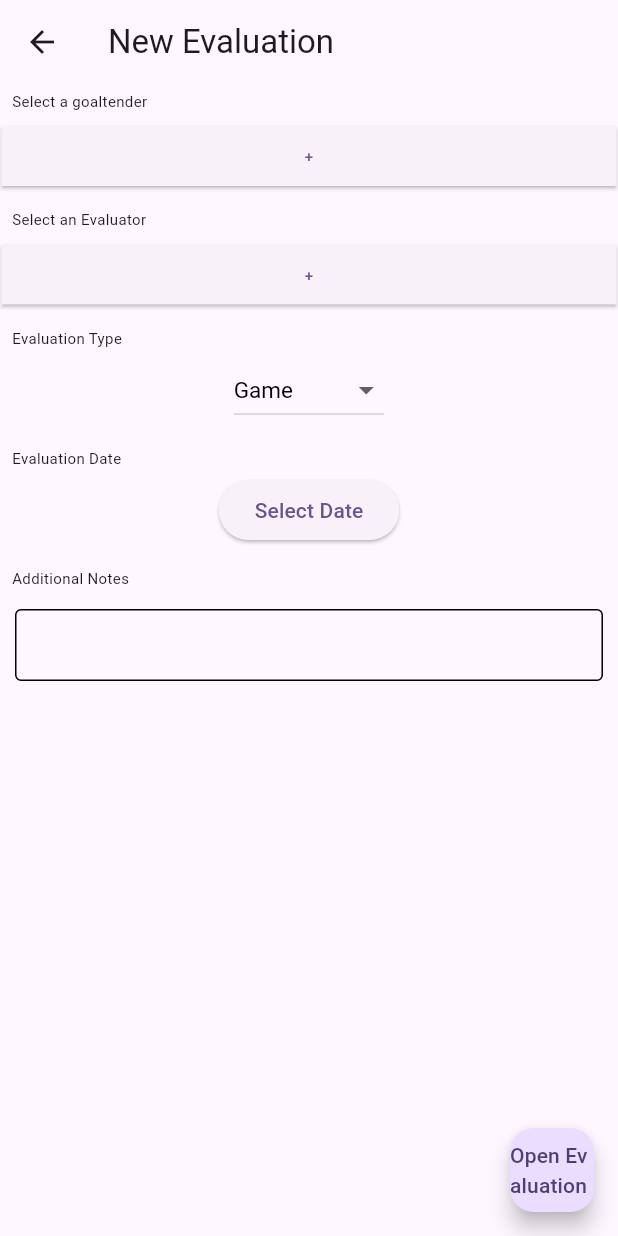
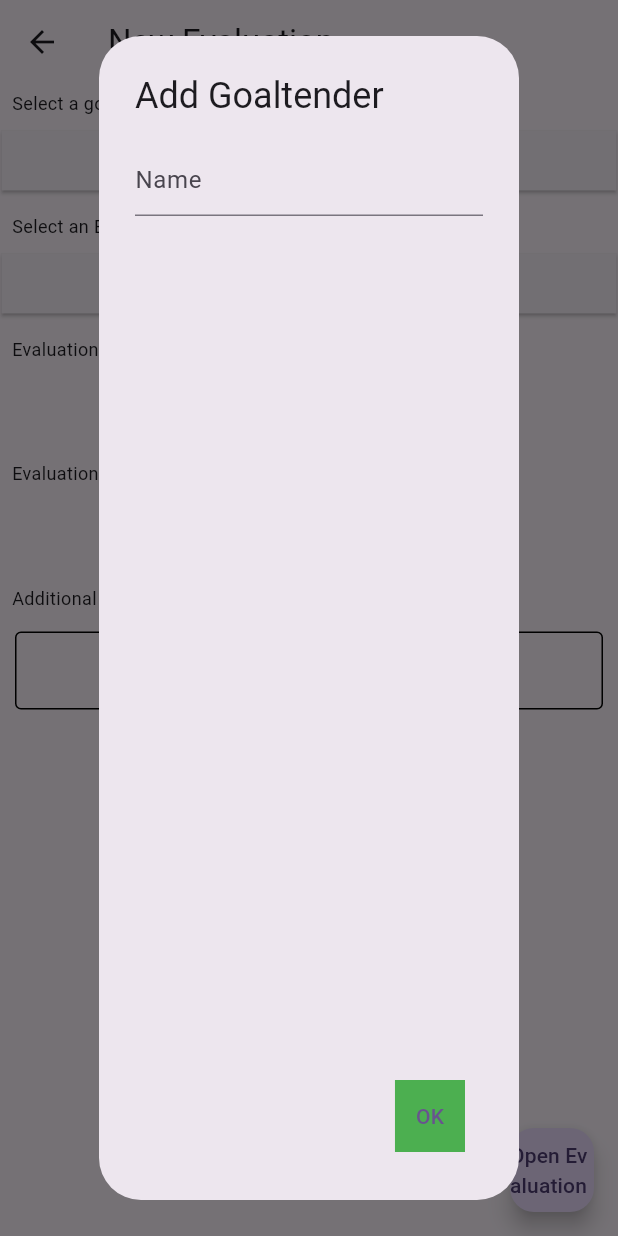
Before and after one commit to hamjac5334/HockeyContract, a Flutter app: the NewEval screen opened directly, after a tap on an icon or button, on a phone screen of 412 x 824 dp. Run offline on Flutter 3.47's test engine with Material 3 defaults, Android fonts, the light colour scheme and no system bars; our stand-ins replace firebase_core; accounts and stored records are empty.

Commit message:
Basic implementation of new evaluation of goaltender added

```diff
--- a/hockey_evaluation_app/lib/pages/new_eval.dart
+++ b/hockey_evaluation_app/lib/pages/new_eval.dart
@@ -50,8 +50,12 @@ String selectedvalue = "Game";
               ),
             ),
             onPressed: () {
-                AlertDialog(title: const Text('Add Goaltender'),
-                 content: Column(children: [
+                showDialog(
+                context: context,
+                builder: (ctx) =>
+                AlertDialog(
+                title: const Text('Add Goaltender'),
+                content: Column(children: [
                 TextField(
                 onChanged: (value) {
                  setState(() {
@@ -62,10 +66,23 @@ String selectedvalue = "Game";
             decoration: const InputDecoration(hintText: "Name"),),
             ],
             ),
-            );
+            actions: <Widget>[
+                    TextButton(
+                      onPressed: () {
+                        Navigator.of(ctx).pop();
+                      },
+                      child: Container(
+                        color: Colors.green,
+                        padding: const EdgeInsets.all(14),
+                        child: const Text("OK"),
+                      ),
+            )
+            ]
+            ));
+
             },
             child: Text(valuetext,
-              style: TextStyle(fontSize: 10),
+              style: TextStyle(fontSize: 15),
             ),
           ),),
           const SizedBox(height: 10),
@@ -83,6 +100,9 @@ String selectedvalue = "Game";
               ),
             ),
             onPressed: () {
+                showDialog(
+                context: context,
+                builder: (ctx) =>
                 AlertDialog(title: const Text('Add Evaluator'),
                  content: Column(children: [
                 TextField(
@@ -95,10 +115,22 @@ String selectedvalue = "Game";
             decoration: const InputDecoration(hintText: "Name"),),
             ],
             ),
-            );
+            actions: <Widget>[
+                    TextButton(
+                      onPressed: () {
+                        Navigator.of(ctx).pop();
+                      },
+                      child: Container(
+                        color: Colors.green,
+                        padding: const EdgeInsets.all(14),
+                        child: const Text("OK"),
+                      ),
+            )
+            ]
+            ));
             },
             child: Text(evaltext,
-              style: TextStyle(fontSize: 10),
+              style: TextStyle(fontSize: 15),
             ),
           ),),
           const SizedBox(height:10),
@@ -115,7 +147,7 @@ String selectedvalue = "Game";
             });
             },
             items: gameTypeItems,
-            style: TextStyle(fontSize: 15, color: Colors.black),
+            style: TextStyle(fontSize: 15, color: Colors.deepPurple),
             ),),
             const SizedBox(height:10),
             const Paragraph("Evaluation Date"),
@@ -141,14 +173,14 @@ String selectedvalue = "Game";
               Container(
                 margin: EdgeInsets.all(10),
                 height: (80),
-                child: TextFormField(
-
+                child:
+                TextField(
                 onChanged: (value) {
                  setState(() {
                 addinfotext = value;
                 });
                 },
-                style: TextStyle(fontSize: 10),
+                style: TextStyle(fontSize: 13, color: Colors.deepPurple),
                 decoration: InputDecoration(
                 enabledBorder: OutlineInputBorder(
                 borderRadius: BorderRadius.circular(4.0),
@@ -156,12 +188,6 @@ String selectedvalue = "Game";
       ),
 
     ),
-    validator: (value) {
-      if (value!.isEmpty) {
-        return 'Add relevant notes such as teams playing, drills conducted, etc';
-      }
-      return null;
-    },
 
 
                 ),
--- a/hockey_evaluation_app/lib/widgets/widgets.dart
+++ b/hockey_evaluation_app/lib/widgets/widgets.dart
@@ -10,7 +10,7 @@ class Paragraph extends StatelessWidget {
         padding: const EdgeInsets.symmetric(horizontal: 8, vertical: 4),
         child: Text(
           content,
-          style: const TextStyle(fontSize: 10),
+          style: const TextStyle(fontSize: 12),
         ),
       );
 }
```
